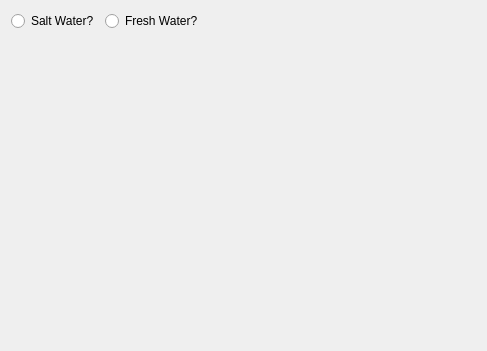
First picture: the form in Calculators/PressureDepth/PSIToFromBar/Page.ui, repository towel42-com/SCUBA-Calculator, before the edit.
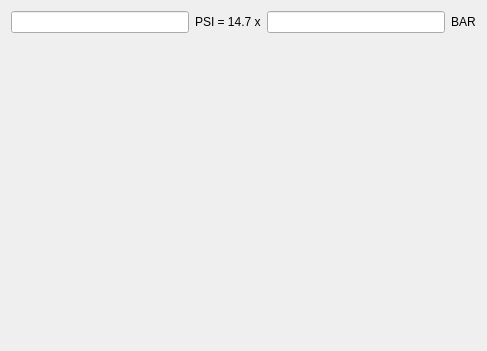
Second picture: the form after the edit.

Diff of the .ui file:
```diff
--- a/Calculators/PressureDepth/PSIToFromBar/Page.ui
+++ b/Calculators/PressureDepth/PSIToFromBar/Page.ui
@@ -17,31 +17,24 @@
    <item>
     <layout class="QHBoxLayout" name="horizontalLayout">
      <item>
-      <widget class="QRadioButton" name="saltwater">
-       <property name="text">
-        <string>Salt Water?</string>
-       </property>
-      </widget>
+      <widget class="QLineEdit" name="psi"/>
      </item>
      <item>
-      <widget class="QRadioButton" name="freshWater">
+      <widget class="QLabel" name="label">
        <property name="text">
-        <string>Fresh Water?</string>
+        <string>PSI = 14.7 x</string>
        </property>
       </widget>
      </item>
      <item>
-      <spacer name="horizontalSpacer">
-       <property name="orientation">
-        <enum>Qt::Orientation::Horizontal</enum>
+      <widget class="QLineEdit" name="bar"/>
+     </item>
+     <item>
+      <widget class="QLabel" name="label_2">
+       <property name="text">
+        <string>BAR</string>
        </property>
-       <property name="sizeHint" stdset="0">
-        <size>
-         <width>40</width>
-         <height>20</height>
-        </size>
-       </property>
-      </spacer>
+      </widget>
      </item>
     </layout>
    </item>
```
Left out of the diff: 4 changed lines with no effect on the pictures.
